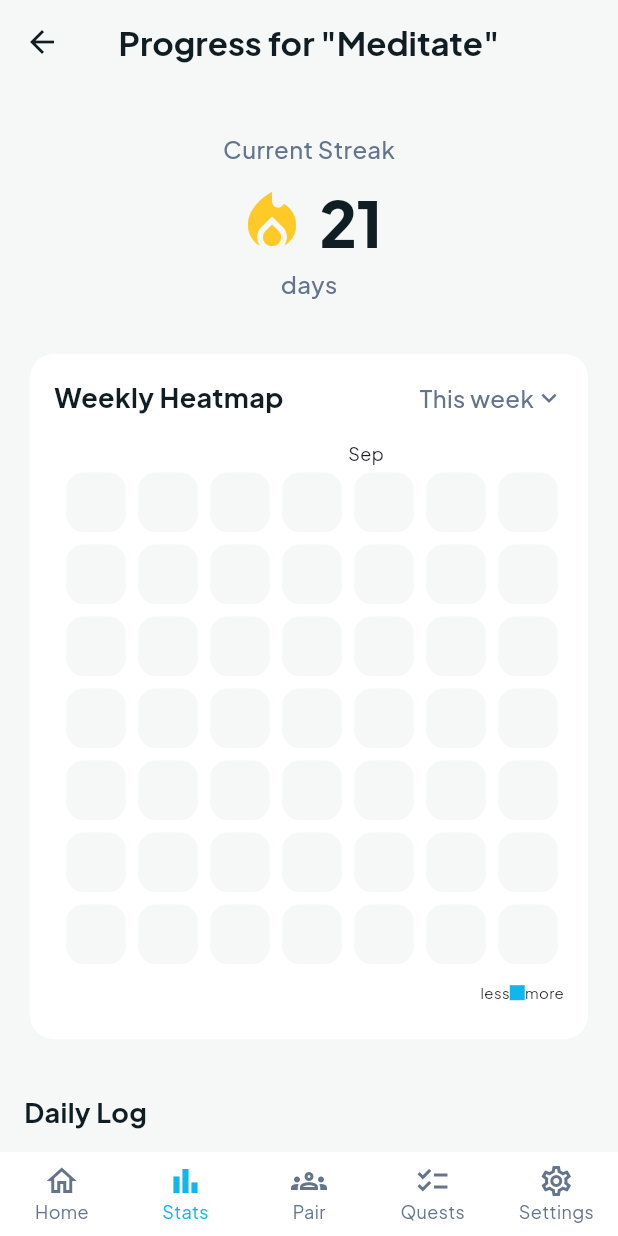
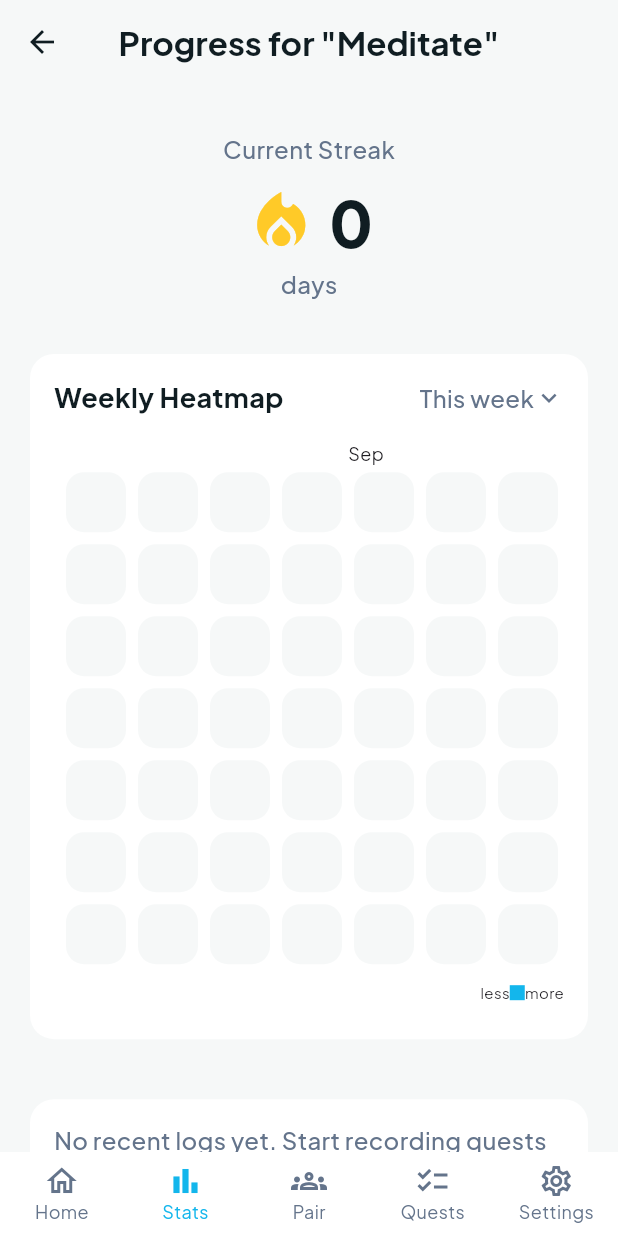
Before and after one commit to neko-jpg/mobileapp, a Flutter app: the StatsScreen screen opened by its route, on a phone screen of 412 x 824 dp. Run offline on Flutter 3.47's test engine with Material 3 defaults, Android fonts, the phone set to English and light mode, and no system bars; drawn by our look-alikes of flutter_heatmap_calendar; our stand-ins replace cloud_firestore, firebase_auth, firebase_core, firebase_remote_config, flutter_local_notifications, flutter_riverpod and 7 more; accounts and stored records are empty; generated files the repository leaves out were written again.

Commit message:
Fix Riverpod listeners and wire stats to live data

```diff
--- a/lib/presentation/screens/stats_screen.dart
+++ b/lib/presentation/screens/stats_screen.dart
@@ -1,7 +1,11 @@
+import 'package:collection/collection.dart';
 import 'package:flutter/material.dart';
 import 'package:flutter_heatmap_calendar/flutter_heatmap_calendar.dart';
 import 'package:flutter_riverpod/flutter_riverpod.dart';
 import 'package:go_router/go_router.dart';
+import 'package:intl/intl.dart';
+import 'package:minq/data/providers.dart';
+import 'package:minq/domain/log/quest_log.dart';
 import 'package:minq/presentation/common/minq_buttons.dart';
 import 'package:minq/presentation/theme/minq_theme.dart';
 
@@ -11,16 +15,10 @@ class StatsScreen extends ConsumerWidget {
   @override
   Widget build(BuildContext context, WidgetRef ref) {
     final tokens = context.tokens;
-    // Mock data based on the design
-    final heatmapData = {
-      DateTime.now().subtract(const Duration(days: 3)): 1,
-      DateTime.now().subtract(const Duration(days: 4)): 1,
-      DateTime.now().subtract(const Duration(days: 5)): 1,
-      DateTime.now().subtract(const Duration(days: 6)): 1,
-      DateTime.now().subtract(const Duration(days: 7)): 1,
-      DateTime.now().subtract(const Duration(days: 8)): 1,
-      DateTime.now().subtract(const Duration(days: 9)): 1,
-    };
+    final currentStreak = ref.watch(streakProvider);
+    final longestStreak = ref.watch(longestStreakProvider);
+    final heatmapData = ref.watch(heatmapDataProvider);
+    final recentLogs = ref.watch(recentLogsProvider);
 
     return Scaffold(
       backgroundColor: tokens.background,
@@ -36,17 +34,33 @@ class StatsScreen extends ConsumerWidget {
         padding: EdgeInsets.all(tokens.spacing(4)),
         children: [
           SizedBox(height: tokens.spacing(4)),
-          _buildStreakCounter(tokens),
+          currentStreak.when(
+            data: (current) => longestStreak.when(
+              data: (longest) => _buildStreakCounter(tokens, current, longest),
+              error: (error, _) => _StatsError(message: 'Failed to load longest streak'),
+              loading: () => const _StatsSectionLoading(),
+            ),
+            error: (error, _) => _StatsError(message: 'Failed to load current streak'),
+            loading: () => const _StatsSectionLoading(),
+          ),
           SizedBox(height: tokens.spacing(8)),
-          _buildHeatmapCard(tokens, heatmapData),
+          heatmapData.when(
+            data: (data) => _buildHeatmapCard(tokens, data),
+            error: (error, _) => _StatsError(message: 'Failed to load activity heatmap'),
+            loading: () => const _StatsSectionLoading(),
+          ),
           SizedBox(height: tokens.spacing(8)),
-          _buildDailyLog(tokens),
+          recentLogs.when(
+            data: (logs) => _buildDailyLog(tokens, logs),
+            error: (error, _) => _StatsError(message: 'Failed to load recent logs'),
+            loading: () => const _StatsSectionLoading(),
+          ),
         ],
       ),
     );
   }
 
-  Widget _buildStreakCounter(MinqTheme tokens) {
+  Widget _buildStreakCounter(MinqTheme tokens, int current, int longest) {
     return Column(
       children: [
         Text('Current Streak', style: tokens.bodyMedium.copyWith(color: tokens.textMuted)),
@@ -57,10 +71,14 @@ class StatsScreen extends ConsumerWidget {
           children: [
             Icon(Icons.local_fire_department, size: tokens.spacing(12), color: Colors.amber.shade400),
             SizedBox(width: tokens.spacing(2)),
-            Text('21', style: tokens.displayMedium.copyWith(color: tokens.textPrimary, fontWeight: FontWeight.w800)),
+            Text('$current', style: tokens.displayMedium.copyWith(color: tokens.textPrimary, fontWeight: FontWeight.w800)),
           ],
         ),
         Text('days', style: tokens.bodyMedium.copyWith(color: tokens.textMuted)),
+        if (longest > 0) ...[
+          SizedBox(height: tokens.spacing(2)),
+          Text('Longest streak: $longest days', style: tokens.bodySmall.copyWith(color: tokens.textMuted)),
+        ],
       ],
     );
   }
@@ -104,15 +122,30 @@ class StatsScreen extends ConsumerWidget {
     );
   }
 
-  Widget _buildDailyLog(MinqTheme tokens) {
-    // Mock data
-    final logItems = {
-      'Today': '8:15 AM',
-      'Yesterday': '7:50 AM',
-      'June 5, 2024': '9:02 AM',
-      'June 4, 2024': '8:30 AM',
-      'June 3, 2024': '7:45 AM',
-    };
+  Widget _buildDailyLog(MinqTheme tokens, List<QuestLog> logs) {
+    if (logs.isEmpty) {
+      return Card(
+        elevation: 0,
+        color: tokens.surface,
+        shape: RoundedRectangleBorder(borderRadius: tokens.cornerLarge()),
+        child: Padding(
+          padding: EdgeInsets.all(tokens.spacing(4)),
+          child: Center(
+            child: Text('No recent logs yet. Start recording quests to build your streak!',
+                style: tokens.bodyMedium.copyWith(color: tokens.textMuted)),
+          ),
+        ),
+      );
+    }
+
+    final grouped = groupBy(
+      logs,
+      (QuestLog log) => DateTime.utc(log.ts.year, log.ts.month, log.ts.day),
+    );
+    final entries = grouped.entries.toList()
+      ..sort((a, b) => b.key.compareTo(a.key));
+    final dateFormatter = DateFormat.yMMMMd();
+    final timeFormatter = DateFormat.jm();
 
     return Column(
       crossAxisAlignment: CrossAxisAlignment.start,
@@ -122,9 +155,14 @@ class StatsScreen extends ConsumerWidget {
         ListView.separated(
           shrinkWrap: true,
           physics: const NeverScrollableScrollPhysics(),
-          itemCount: logItems.length,
+          itemCount: entries.length,
           itemBuilder: (context, index) {
-            final entry = logItems.entries.elementAt(index);
+            final entry = entries[index];
+            final label = _formatDayLabel(entry.key, dateFormatter);
+            final times = entry.value
+                .map((log) => timeFormatter.format(log.ts.toLocal()))
+                .toList()
+              ..sort((a, b) => a.compareTo(b));
             return Card(
               elevation: 0,
               color: tokens.surface,
@@ -134,10 +172,13 @@ class StatsScreen extends ConsumerWidget {
                 child: Row(
                   mainAxisAlignment: MainAxisAlignment.spaceBetween,
                   children: [
-                    Text(entry.key, style: tokens.bodyLarge.copyWith(color: tokens.textPrimary, fontWeight: FontWeight.w600)),
+                    Expanded(
+                      child: Text(label,
+                          style: tokens.bodyLarge.copyWith(color: tokens.textPrimary, fontWeight: FontWeight.w600)),
+                    ),
                     Row(
                       children: [
-                        Text(entry.value, style: tokens.bodyMedium.copyWith(color: tokens.textMuted)),
+                        Text(times.join(', '), style: tokens.bodyMedium.copyWith(color: tokens.textMuted)),
                         SizedBox(width: tokens.spacing(2)),
                         Container(
                           padding: EdgeInsets.all(tokens.spacing(1)),
@@ -156,4 +197,64 @@ class StatsScreen extends ConsumerWidget {
       ],
     );
   }
+
+  String _formatDayLabel(DateTime day, DateFormat formatter) {
+    final today = DateTime.now();
+    final normalizedToday = DateTime(today.year, today.month, today.day);
+    final normalizedDay = DateTime(day.year, day.month, day.day);
+    final difference = normalizedToday.difference(normalizedDay).inDays;
+    if (difference == 0) {
+      return 'Today';
+    }
+    if (difference == 1) {
+      return 'Yesterday';
+    }
+    return formatter.format(normalizedDay);
+  }
 }
+
+class _StatsSectionLoading extends StatelessWidget {
+  const _StatsSectionLoading();
+
+  @override
+  Widget build(BuildContext context) {
+    return const Center(
+      child: Padding(
+        padding: EdgeInsets.all(24),
+        child: CircularProgressIndicator(),
+      ),
+    );
+  }
+}
+
+class _StatsError extends StatelessWidget {
+  const _StatsError({required this.message});
+
+  final String message;
+
+  @override
+  Widget build(BuildContext context) {
+    final tokens = context.tokens;
+    return Card(
+      elevation: 0,
+      color: tokens.surface,
+      shape: RoundedRectangleBorder(borderRadius: tokens.cornerLarge()),
+      child: Padding(
+        padding: EdgeInsets.all(tokens.spacing(4)),
+        child: Row(
+          children: [
+            Icon(
+              Icons.error_outline,
+              color: Theme.of(context).colorScheme.error,
+              size: tokens.spacing(6),
+            ),
+            SizedBox(width: tokens.spacing(3)),
+            Expanded(
+              child: Text(message, style: tokens.bodyMedium.copyWith(color: tokens.textMuted)),
+            ),
+          ],
+        ),
+      ),
+    );
+  }
+}
```
Also changed, not shown: lib/main.dart (+5 -19 lines), lib/presentation/screens/home_screen.dart (+16 -22 lines), lib/presentation/screens/record_screen.dart (+32 -1 lines), 1 other file.
